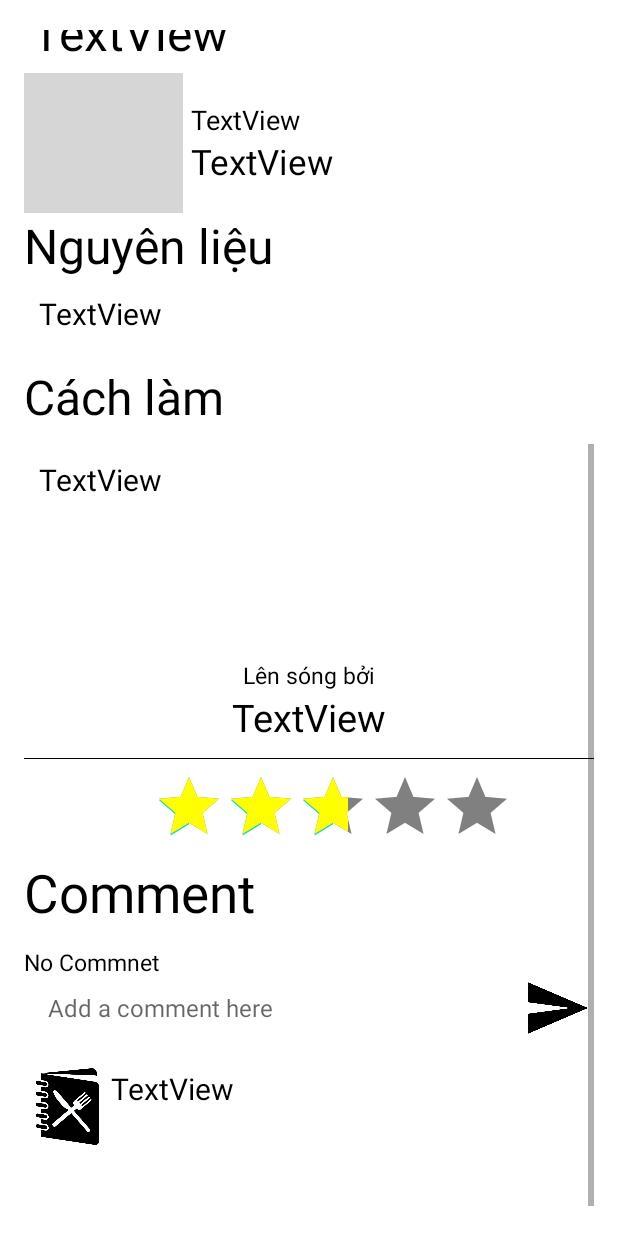
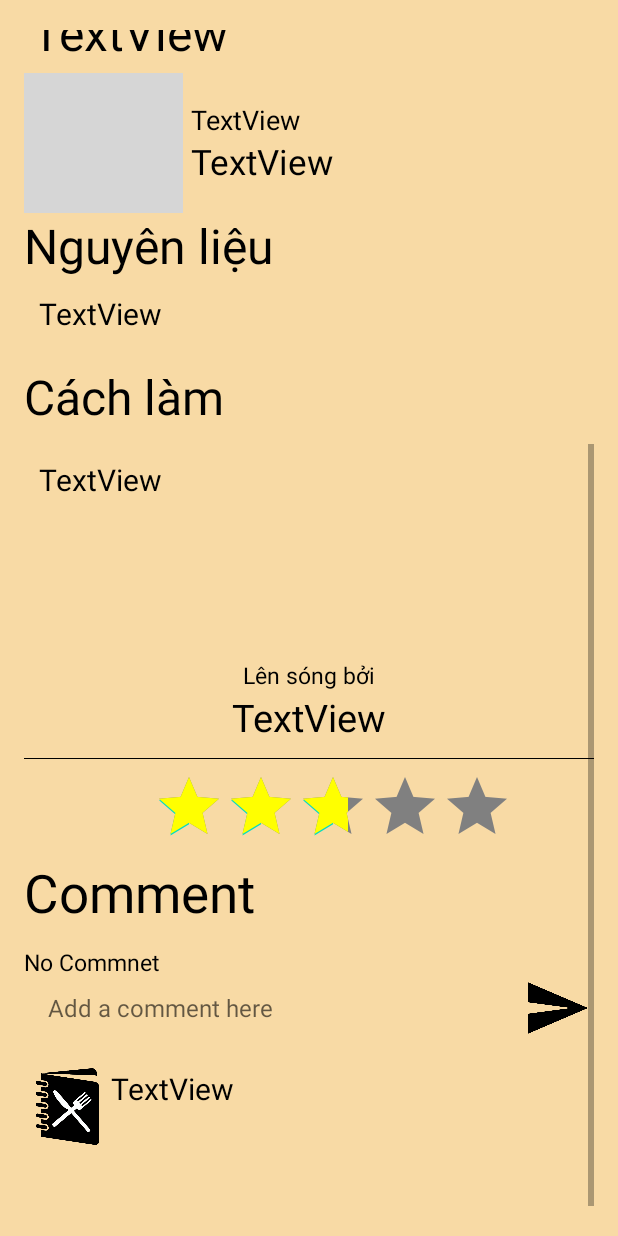
Before and after one commit to HE153607/prm392, an Android app: the layout activity_food_details.xml on its own in the app's theme, with its tools: preview values and no code run, scrolled down 425 dp, on a phone screen of 412 x 824 dp. Run offline under Robolectric (Android 15) with nearby library versions, the phone set to English and light mode, and no system bars; grey boxes are pictures that could not be loaded.

Commit message:
change bg

```diff
--- a/app/src/main/res/layout/activity_food_details.xml
+++ b/app/src/main/res/layout/activity_food_details.xml
@@ -10,6 +10,7 @@
     android:paddingRight="16dp"
     android:orientation="horizontal"
     android:gravity="center"
+    android:background="#F8DAA5"
     tools:context=".FoodDetailsActivity">
 
     <ScrollView
```
Also changed, not shown: app/src/main/res/layout/item_food_detail.xml (line endings or trailing spaces).
